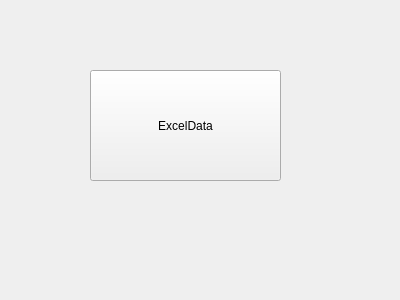
Before: the Qt Designer form src/NeoToolKits/ExcelDataUploadPageForm.ui in JaneYih/QT_NeoToolKits, drawn with Qt 5.
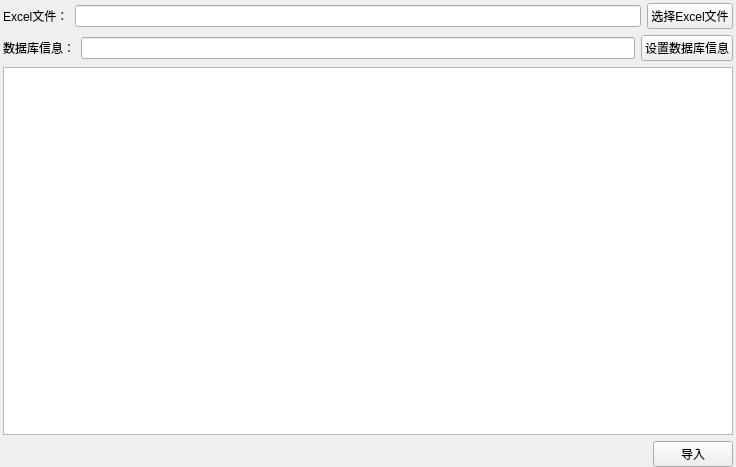
After: the same form once the commit is applied.

Commit message: Excel数据导入工具的UI实现

```diff
--- a/src/NeoToolKits/ExcelDataUploadPageForm.ui
+++ b/src/NeoToolKits/ExcelDataUploadPageForm.ui
@@ -6,26 +6,111 @@
    <rect>
     <x>0</x>
     <y>0</y>
-    <width>400</width>
-    <height>300</height>
+    <width>736</width>
+    <height>467</height>
    </rect>
   </property>
   <property name="windowTitle">
    <string>Form</string>
   </property>
-  <widget class="QPushButton" name="pushButton">
-   <property name="geometry">
-    <rect>
-     <x>90</x>
-     <y>70</y>
-     <width>191</width>
-     <height>111</height>
-    </rect>
+  <layout class="QVBoxLayout" name="verticalLayout_2">
+   <property name="leftMargin">
+    <number>3</number>
    </property>
-   <property name="text">
-    <string>ExcelData</string>
+   <property name="topMargin">
+    <number>3</number>
    </property>
-  </widget>
+   <property name="rightMargin">
+    <number>3</number>
+   </property>
+   <property name="bottomMargin">
+    <number>0</number>
+   </property>
+   <item>
+    <layout class="QVBoxLayout" name="verticalLayout">
+     <item>
+      <layout class="QHBoxLayout" name="horizontalLayout">
+       <item>
+        <widget class="QLabel" name="label_ExcelFile">
+         <property name="text">
+          <string>Excel文件：</string>
+         </property>
+        </widget>
+       </item>
+       <item>
+        <widget class="QLineEdit" name="lineEdit_ExcelFile">
+         <property name="readOnly">
+          <bool>true</bool>
+         </property>
+        </widget>
+       </item>
+       <item>
+        <widget class="QPushButton" name="btn_SelectExcelFile">
+         <property name="text">
+          <string>选择Excel文件</string>
+         </property>
+        </widget>
+       </item>
+      </layout>
+     </item>
+     <item>
+      <layout class="QHBoxLayout" name="horizontalLayout_2">
+       <item>
+        <widget class="QLabel" name="label_DbInfo">
+         <property name="text">
+          <string>数据库信息：</string>
+         </property>
+        </widget>
+       </item>
+       <item>
+        <widget class="QLineEdit" name="lineEdit_DbInfo">
+         <property name="enabled">
+          <bool>true</bool>
+         </property>
+         <property name="readOnly">
+          <bool>true</bool>
+         </property>
+        </widget>
+       </item>
+       <item>
+        <widget class="QPushButton" name="btn_SetDbInfo">
+         <property name="text">
+          <string>设置数据库信息</string>
+         </property>
+        </widget>
+       </item>
+      </layout>
+     </item>
+    </layout>
+   </item>
+   <item>
+    <widget class="QTableView" name="tableView"/>
+   </item>
+   <item>
+    <layout class="QHBoxLayout" name="horizontalLayout_3">
+     <item>
+      <spacer name="horizontalSpacer">
+       <property name="orientation">
+        <enum>Qt::Horizontal</enum>
+       </property>
+       <property name="sizeHint" stdset="0">
+        <size>
+         <width>40</width>
+         <height>20</height>
+        </size>
+       </property>
+      </spacer>
+     </item>
+     <item>
+      <widget class="QPushButton" name="btn_Upload">
+       <property name="text">
+        <string>导入</string>
+       </property>
+      </widget>
+     </item>
+    </layout>
+   </item>
+  </layout>
  </widget>
  <resources/>
  <connections/>
```
The commit also changes 10 other files.
